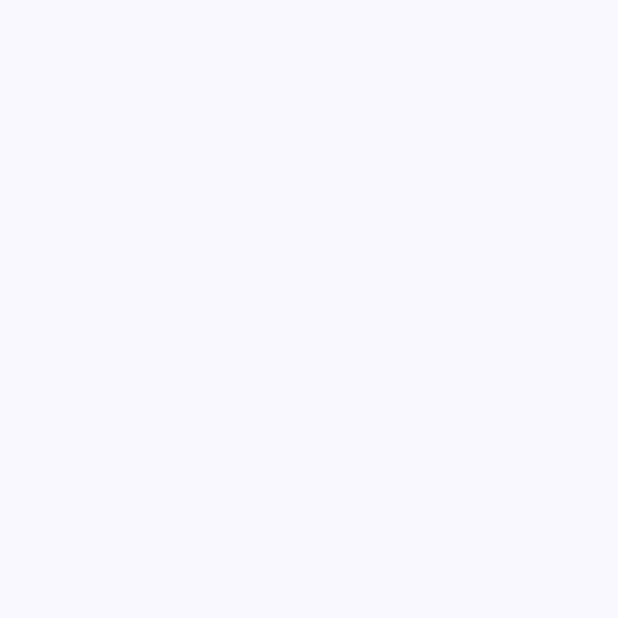
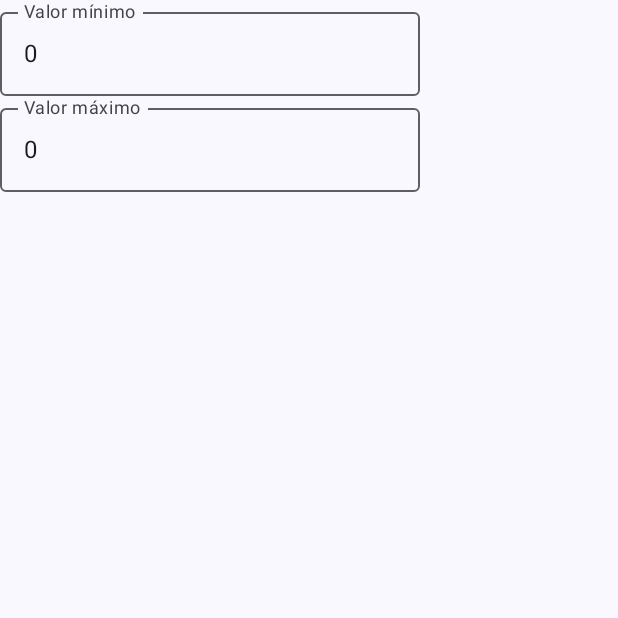
Before and after one commit to Nozferatu/Practica1-PM, an Android app built with Jetpack Compose: the CalculaTronSettingsActivity screen opened directly, with no data from a screen before it, on a phone screen of 412 x 824 dp, the top half of it. Before the commit the part shown is empty. Run offline under Robolectric (Android 15) with nearby library versions, the phone set to English and light mode, and no system bars.

Commit message:
Añadidos primeros inputs

```diff
--- a/app/src/main/java/com/cmj/practica1_pm/CalculaTronSettingsActivity.kt
+++ b/app/src/main/java/com/cmj/practica1_pm/CalculaTronSettingsActivity.kt
@@ -1,5 +1,6 @@
 package com.cmj.practica1_pm
 
+import android.content.SharedPreferences
 import android.os.Bundle
 import androidx.activity.ComponentActivity
 import androidx.activity.compose.setContent
@@ -10,15 +11,31 @@ import androidx.compose.foundation.layout.padding
 import androidx.compose.material3.OutlinedTextField
 import androidx.compose.material3.Scaffold
 import androidx.compose.material3.Surface
+import androidx.compose.material3.Text
 import androidx.compose.runtime.Composable
+import androidx.compose.runtime.MutableIntState
+import androidx.compose.runtime.getValue
+import androidx.compose.runtime.mutableIntStateOf
+import androidx.compose.runtime.saveable.rememberSaveable
+import androidx.compose.runtime.setValue
 import androidx.compose.ui.Modifier
 import androidx.compose.ui.tooling.preview.Preview
 import com.cmj.practica1_pm.ui.theme.Practica1PMTheme
+
+private lateinit var sharedPreferences: SharedPreferences
+
+private lateinit var valorMinimo: MutableIntState
+private lateinit var valorMaximo: MutableIntState
 
 class CalculaTronSettingsActivity : ComponentActivity() {
     override fun onCreate(savedInstanceState: Bundle?) {
         super.onCreate(savedInstanceState)
         enableEdgeToEdge()
+
+        sharedPreferences = getSharedPreferences("CalculaTron", MODE_PRIVATE)
+        valorMinimo = mutableIntStateOf(sharedPreferences.getInt("valorMinimo", 1))
+        valorMaximo = mutableIntStateOf(sharedPreferences.getInt("valorMaximo", 20))
+
         setContent {
             Practica1PMTheme {
                 Surface {
@@ -35,10 +52,23 @@ class CalculaTronSettingsActivity : ComponentActivity() {
 
 @Composable
 fun Settings(modifier: Modifier = Modifier) {
+    var valorMinimoTemp by rememberSaveable { mutableIntStateOf(0) }
+    var valorMaximoTemp by rememberSaveable { mutableIntStateOf(0) }
+
     Column(modifier = modifier) {
-//        OutlinedTextField(
-//
-//        )
+        OutlinedTextField(
+            value =  valorMinimoTemp.toString(),
+            onValueChange = { valorMinimoTemp = it.toInt() },
+            label = { Text("Valor mínimo") },
+            singleLine = true
+        )
+
+        OutlinedTextField(
+            value =  valorMaximoTemp.toString(),
+            onValueChange = { valorMaximoTemp = it.toInt() },
+            label = { Text("Valor máximo") },
+            singleLine = true
+        )
     }
 }
 
```
